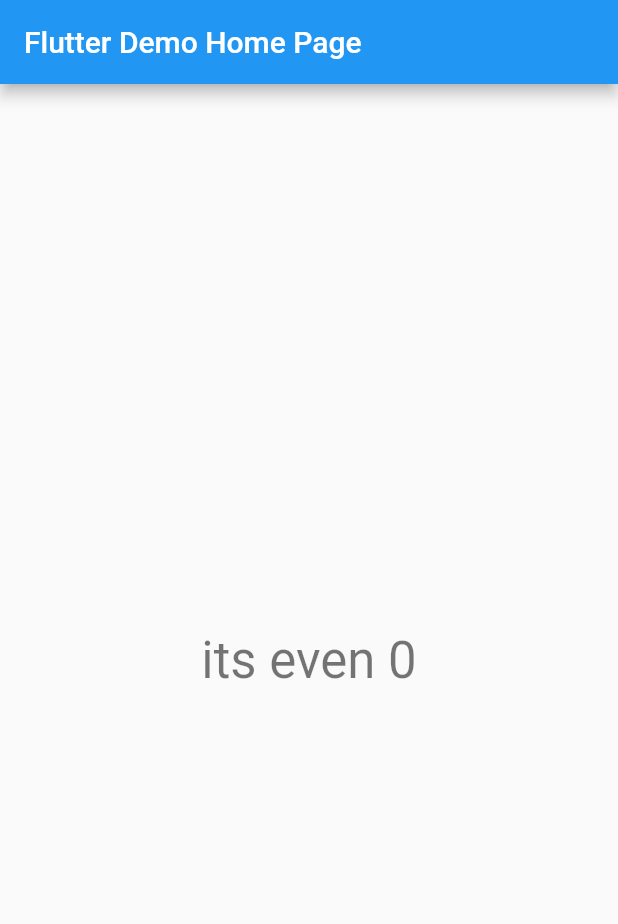
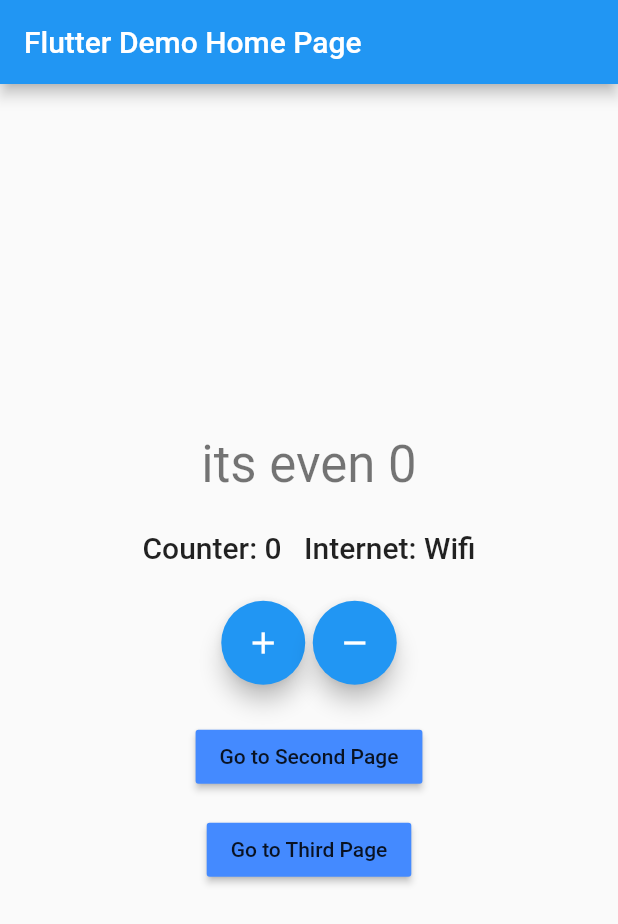
Before and after one commit to Shahrin04/Counter_App_Bloc, a Flutter app: the screen it shows after launch, on a phone screen of 412 x 824 dp. Shown: the top 924 px of the screen. Run offline on Flutter 3.47's test engine with Material 2 defaults, Android fonts, the phone set to English and light mode, and no system bars; our stand-ins replace bloc, connectivity_plus, equatable, flutter_bloc.

Commit message:
context.watch()

```diff
--- a/lib/Presentation/Screen/home_screen.dart
+++ b/lib/Presentation/Screen/home_screen.dart
@@ -19,18 +19,7 @@ class HomeScreen extends StatefulWidget {
 class _HomeScreenState extends State<HomeScreen> {
   @override
   Widget build(BuildContext context) {
-    return BlocListener<InternetCubit, InternetState>(
-      listener: (context, state) {
-        if (state is InternetConnected &&
-            state.connectionType == ConnectionType.wifi) {
-          BlocProvider.of<CounterCubit>(context).increment();
-        } else if (state is InternetConnected &&
-            state.connectionType == ConnectionType.mobile) {
-          BlocProvider.of<CounterCubit>(context).decrement();
-        }
-        return CircularProgressIndicator();
-      },
-      child: Scaffold(
+    return Scaffold(
       appBar: AppBar(
         title: Text(widget.title),
       ),
@@ -75,56 +64,83 @@ class _HomeScreenState extends State<HomeScreen> {
                 );
               },
             ),
-              // SizedBox(
-              //   height: 24,
-              // ),
-              // Row(
-              //   mainAxisAlignment: MainAxisAlignment.spaceEvenly,
-              //   mainAxisSize: MainAxisSize.min,
-              //   children: [
-              //     FloatingActionButton(
-              //       onPressed: () {
-              //         BlocProvider.of<CounterCubit>(context).increment();
-              //       },
-              //       tooltip: 'Increment',
-              //       child: Icon(Icons.add),
-              //     ),
-              //     SizedBox(
-              //       width: 5,
-              //     ),
-              //     FloatingActionButton(
-              //       onPressed: () {
-              //         BlocProvider.of<CounterCubit>(context).decrement();
-              //       },
-              //       tooltip: 'Decrement',
-              //       child: Icon(Icons.remove),
-              //     ),
-              //   ],
-              // ),
-              // SizedBox(
-              //   height: 24,
-              // ),
-              // MaterialButton(
-              //   onPressed: () {
-              //     Navigator.pushNamed(context, '/second');
-              //   },
-              //   child: Text('Go to Second Page'),
-              //   color: widget.color,
-              // ),
-              // SizedBox(
-              //   height: 14,
-              // ),
-              // MaterialButton(
-              //   onPressed: () {
-              //     Navigator.pushNamed(context, '/third');
-              //   },
-              //   child: Text('Go to Third Page'),
-              //   color: widget.color,
-              // ),
+            SizedBox(
+              height: 24,
+            ),
+            Builder(
+              builder: (context) {
+                final counterState = context.watch<CounterCubit>().state;
+                final internetState = context.watch<InternetCubit>().state;
+
+                if (internetState is InternetConnected &&
+                    internetState.connectionType == ConnectionType.wifi) {
+                  return Text(
+                      'Counter: ${counterState.counterValue.toString()}   ' +
+                          'Internet: Wifi',
+                      style: Theme.of(context).textTheme.headline6);
+                } else if (internetState is InternetConnected &&
+                    internetState.connectionType == ConnectionType.mobile) {
+                  return Text(
+                      'Counter: ${counterState.counterValue.toString()}   ' +
+                          'Internet: Mobile',
+                      style: Theme.of(context).textTheme.headline6);
+                } else {
+                  return Text(
+                      'Counter: ${counterState.counterValue.toString()}   ' +
+                          'Internet: Disconnected',
+                      style: Theme.of(context).textTheme.headline6);
+                }
+              },
+            ),
+            SizedBox(
+              height: 24,
+            ),
+            Row(
+              mainAxisAlignment: MainAxisAlignment.spaceEvenly,
+              mainAxisSize: MainAxisSize.min,
+              children: [
+                FloatingActionButton(
+                  onPressed: () {
+                    BlocProvider.of<CounterCubit>(context).increment();
+                  },
+                  tooltip: 'Increment',
+                  child: Icon(Icons.add),
+                ),
+                SizedBox(
+                  width: 5,
+                ),
+                FloatingActionButton(
+                  onPressed: () {
+                    BlocProvider.of<CounterCubit>(context).decrement();
+                  },
+                  tooltip: 'Decrement',
+                  child: Icon(Icons.remove),
+                ),
+              ],
+            ),
+            SizedBox(
+              height: 24,
+            ),
+            MaterialButton(
+              onPressed: () {
+                Navigator.pushNamed(context, '/second');
+              },
+              child: Text('Go to Second Page'),
+              color: widget.color,
+            ),
+            SizedBox(
+              height: 14,
+            ),
+            MaterialButton(
+              onPressed: () {
+                Navigator.pushNamed(context, '/third');
+              },
+              child: Text('Go to Third Page'),
+              color: widget.color,
+            ),
           ],
         ),
       ), // This trailing comma makes auto-formatting nicer for build methods.
-      ),
     );
   }
 }
```
Lines whose indentation alone changed are shown as unchanged.
